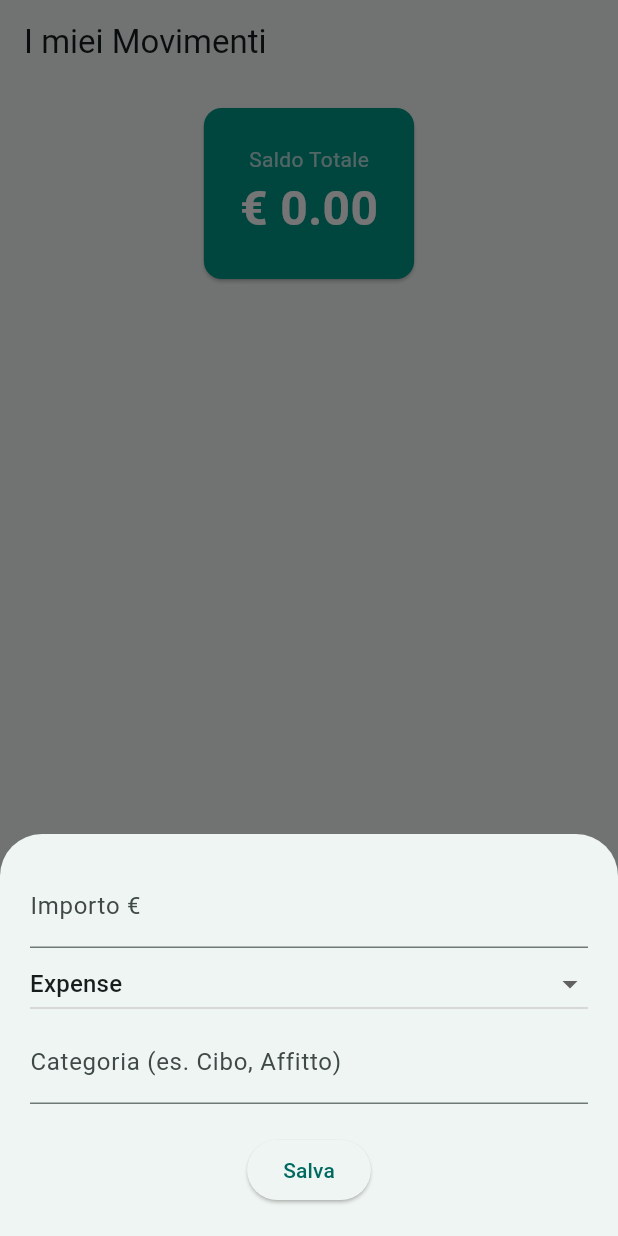
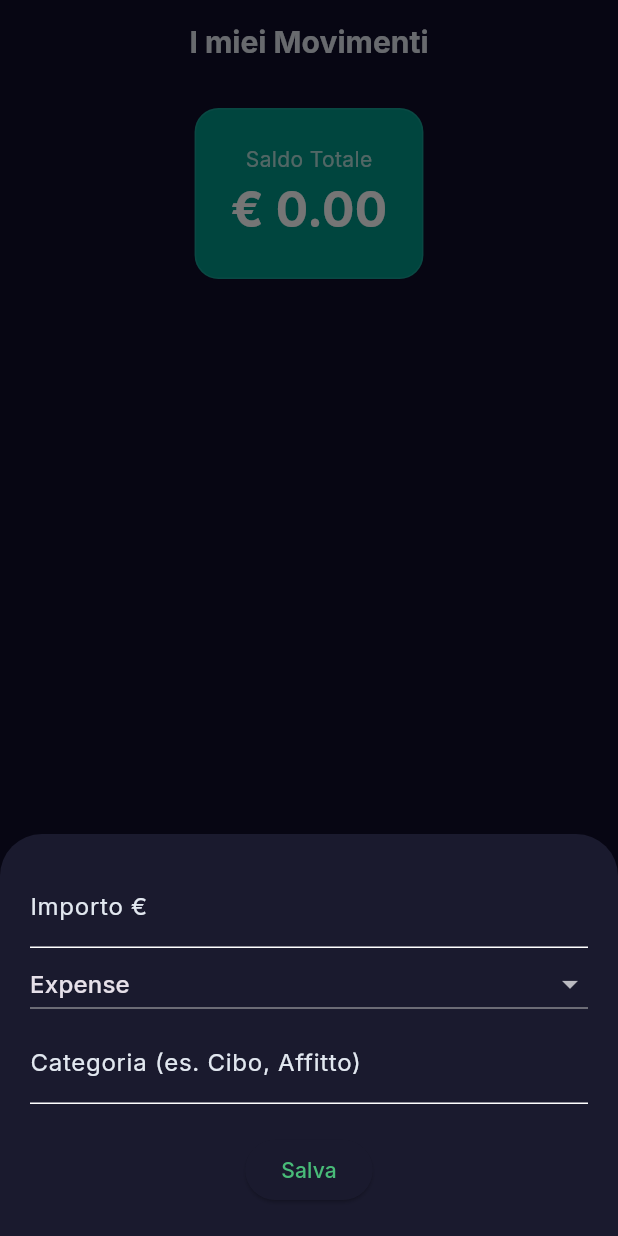
Before and after one commit to pietrobembo/budget_tracker_app, a Flutter app: the screen it shows after launch, after a tap on the "add" icon, on a phone screen of 412 x 824 dp. Run offline on Flutter 3.47's test engine with Material 3 defaults, Android fonts, the phone set to English and light mode, and no system bars; our stand-ins replace cloud_firestore, firebase_core, google_fonts; accounts and stored records are empty.

Commit message:
changes made by claude

```diff
--- a/lib/main.dart
+++ b/lib/main.dart
@@ -1,11 +1,11 @@
 import 'package:flutter/material.dart';
 import 'package:firebase_core/firebase_core.dart';
-import 'firebase_options.dart'; // Questo file verrà creato dopo il comando 'flutterfire configure'
+import 'package:google_fonts/google_fonts.dart';
+import 'firebase_options.dart';
 import 'home_screen.dart';
 
 void main() async {
   WidgetsFlutterBinding.ensureInitialized();
-  // Inizializza Firebase
   await Firebase.initializeApp(
     options: DefaultFirebaseOptions.currentPlatform,
   );
@@ -19,9 +19,48 @@ class BudgetApp extends StatelessWidget {
   Widget build(BuildContext context) {
     return MaterialApp(
       title: 'Budget Tracker',
+      debugShowCheckedModeBanner: false,
       theme: ThemeData(
-        colorScheme: ColorScheme.fromSeed(seedColor: Colors.teal),
         useMaterial3: true,
+        brightness: Brightness.dark,
+        scaffoldBackgroundColor: const Color(0xFF0F0C29),
+        colorScheme: ColorScheme.dark(
+          primary: const Color(0xFF48BB78),
+          secondary: const Color(0xFF63B3ED),
+          surface: const Color(0xFF1A1A2E),
+          error: const Color(0xFFFC8181),
+          onPrimary: Colors.white,
+          onSecondary: Colors.white,
+          onSurface: const Color(0xFFE2E8F0),
+        ),
+        cardTheme: CardThemeData(
+          color: const Color(0xFF1A1A2E),
+          elevation: 0,
+          shape: RoundedRectangleBorder(
+            borderRadius: BorderRadius.circular(16),
+            side: BorderSide(color: Colors.white.withValues(alpha: 0.08)),
+          ),
+        ),
+        appBarTheme: AppBarTheme(
+          backgroundColor: const Color(0xFF0F0C29),
+          elevation: 0,
+          centerTitle: true,
+          titleTextStyle: GoogleFonts.inter(
+            fontSize: 20,
+            fontWeight: FontWeight.w700,
+            color: const Color(0xFFE2E8F0),
+          ),
+        ),
+        textTheme: GoogleFonts.interTextTheme(
+          ThemeData.dark().textTheme,
+        ),
+        floatingActionButtonTheme: const FloatingActionButtonThemeData(
+          backgroundColor: Color(0xFF48BB78),
+          foregroundColor: Colors.white,
+        ),
+        dividerTheme: DividerThemeData(
+          color: Colors.white.withValues(alpha: 0.08),
+        ),
       ),
       home: const HomeScreen(),
     );
--- a/pubspec.yaml
+++ b/pubspec.yaml
@@ -34,6 +34,11 @@ dependencies:
   # The following adds the Cupertino Icons font to your application.
   # Use with the CupertinoIcons class for iOS style icons.
   cupertino_icons: ^1.0.8
+  firebase_core: ^4.4.0
+  cloud_firestore: ^6.1.2
+  fl_chart: ^0.70.2
+  intl: ^0.20.2
+  google_fonts: ^6.2.1
 
 dev_dependencies:
   flutter_test:
```
Also changed, not shown: lib/services/transaction_service.dart (added, +66 -0 lines), lib/firebase_options.dart (added), pubspec.lock, 3 other files.
